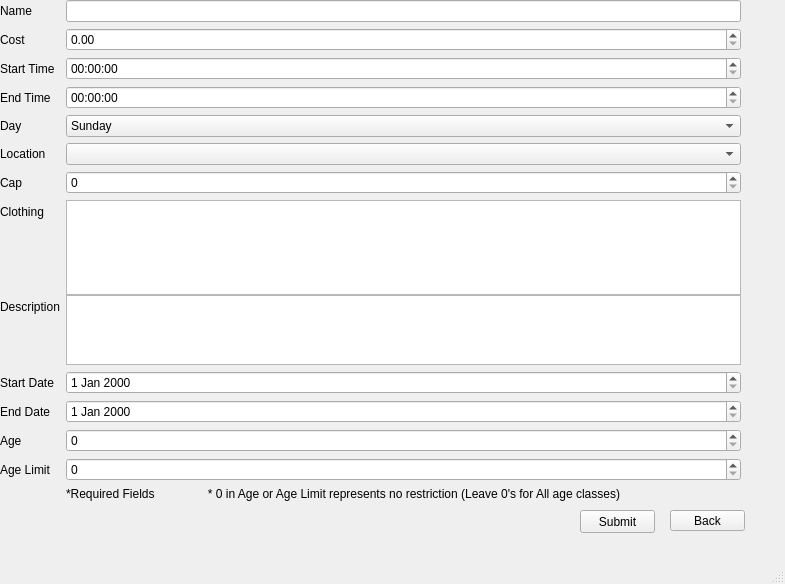
SDSMT-CSC464-F15/dancesoft, file Code/Add_Class.ui: the form before one commit.
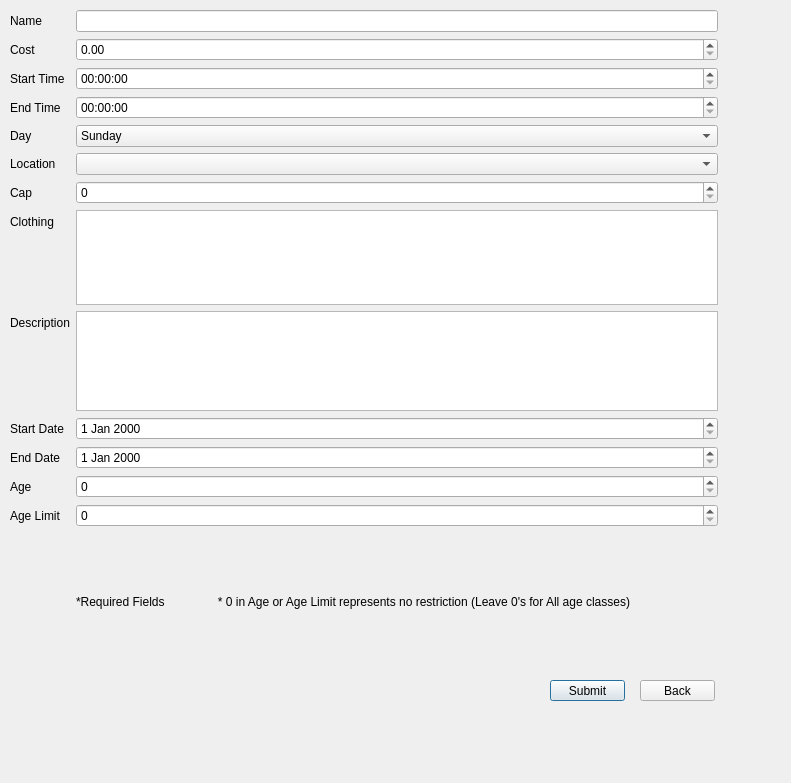
The form after the commit.

The edit to the form file:
```diff
--- a/Code/Add_Class.ui
+++ b/Code/Add_Class.ui
@@ -1,71 +1,35 @@
 <?xml version="1.0" encoding="UTF-8"?>
 <ui version="4.0">
- <class>Add_Class</class>
- <widget class="QMainWindow" name="Add_Class">
+ <class>add_teacher</class>
+ <widget class="QDialog" name="add_teacher">
   <property name="geometry">
    <rect>
     <x>0</x>
     <y>0</y>
-    <width>785</width>
-    <height>584</height>
+    <width>791</width>
+    <height>783</height>
    </rect>
   </property>
   <property name="windowTitle">
    <string>MainWindow</string>
   </property>
-  <widget class="QWidget" name="centralwidget">
    <widget class="QWidget" name="formLayoutWidget">
     <property name="geometry">
      <rect>
-      <x>0</x>
-      <y>0</y>
-      <width>741</width>
-      <height>501</height>
+     <x>10</x>
+     <y>10</y>
+     <width>708</width>
+     <height>661</height>
      </rect>
     </property>
     <layout class="QFormLayout" name="formLayout">
-     <item row="0" column="0">
-      <widget class="QLabel" name="Name_label">
-       <property name="text">
-        <string>Name</string>
-       </property>
-      </widget>
-     </item>
+    <property name="fieldGrowthPolicy">
+     <enum>QFormLayout::AllNonFixedFieldsGrow</enum>
+    </property>
      <item row="0" column="1">
       <widget class="QLineEdit" name="Name_lineEdit"/>
      </item>
-     <item row="1" column="0">
-      <widget class="QLabel" name="Cost_label">
-       <property name="text">
-        <string>Cost</string>
-       </property>
-      </widget>
-     </item>
-     <item row="1" column="1">
-      <widget class="QDoubleSpinBox" name="Cost_spinBox"/>
-     </item>
-     <item row="2" column="0">
-      <widget class="QLabel" name="Start_time_label">
-       <property name="text">
-        <string>Start Time</string>
-       </property>
-      </widget>
-     </item>
-     <item row="2" column="1">
-      <widget class="QTimeEdit" name="Start_time_timeEdit">
-       <property name="displayFormat">
-        <string>HH:mm:ss</string>
-       </property>
-      </widget>
-     </item>
-     <item row="4" column="0">
-      <widget class="QLabel" name="Day">
-       <property name="text">
-        <string>Day</string>
-       </property>
-      </widget>
-     </item>
-     <item row="4" column="1">
+    <item row="5" column="1">
       <widget class="QComboBox" name="Day_comboBox">
        <item>
         <property name="text">
@@ -104,31 +68,13 @@
        </item>
       </widget>
      </item>
-     <item row="5" column="0">
-      <widget class="QLabel" name="Location_label">
-       <property name="text">
-        <string>Location</string>
-       </property>
-      </widget>
-     </item>
-     <item row="6" column="0">
-      <widget class="QLabel" name="Cap">
-       <property name="text">
-        <string>Cap</string>
-       </property>
-      </widget>
-     </item>
      <item row="6" column="1">
-      <widget class="QSpinBox" name="Cap_spinBox"/>
-     </item>
-     <item row="7" column="0">
-      <widget class="QLabel" name="Clothing_label">
-       <property name="text">
-        <string>Clothing</string>
-       </property>
-      </widget>
+     <widget class="QComboBox" name="Location_comboBox"/>
      </item>
      <item row="7" column="1">
+     <widget class="QSpinBox" name="Cap_spinBox"/>
+    </item>
+    <item row="8" column="1">
       <widget class="QTextEdit" name="Clothing_textEdit">
        <property name="minimumSize">
         <size>
@@ -144,14 +90,7 @@
        </property>
       </widget>
      </item>
-     <item row="8" column="0">
-      <widget class="QLabel" name="Description">
-       <property name="text">
-        <string>Description</string>
-       </property>
-      </widget>
-     </item>
-     <item row="8" column="1">
+    <item row="10" column="1">
       <widget class="QTextEdit" name="Description_textEdit">
        <property name="maximumSize">
         <size>
@@ -161,74 +100,130 @@
        </property>
       </widget>
      </item>
-     <item row="9" column="0">
+    <item row="12" column="0">
       <widget class="QLabel" name="Start_date_label">
        <property name="text">
         <string>Start Date</string>
        </property>
       </widget>
      </item>
-     <item row="9" column="1">
+    <item row="12" column="1">
       <widget class="QDateEdit" name="Start_date_dateEdit"/>
      </item>
-     <item row="10" column="0">
+    <item row="13" column="0">
       <widget class="QLabel" name="End_date">
        <property name="text">
         <string>End Date</string>
        </property>
       </widget>
      </item>
-     <item row="10" column="1">
+    <item row="13" column="1">
       <widget class="QDateEdit" name="End_date_dateEdit"/>
      </item>
-     <item row="11" column="0">
+    <item row="14" column="0">
       <widget class="QLabel" name="Age">
        <property name="text">
         <string>Age</string>
        </property>
       </widget>
      </item>
-     <item row="11" column="1">
+    <item row="14" column="1">
       <widget class="QSpinBox" name="Age_spinBox"/>
      </item>
-     <item row="12" column="0">
+    <item row="15" column="0">
       <widget class="QLabel" name="Age_limit">
        <property name="text">
         <string>Age Limit</string>
        </property>
       </widget>
      </item>
-     <item row="12" column="1">
+    <item row="15" column="1">
       <widget class="QSpinBox" name="Age_limit_spinBox"/>
      </item>
-     <item row="5" column="1">
-      <widget class="QComboBox" name="Location_comboBox"/>
+    <item row="16" column="1">
+     <widget class="QLabel" name="label_2">
+      <property name="text">
+       <string>*Required Fields                * 0 in Age or Age Limit represents no restriction (Leave 0's for All age classes) </string>
+      </property>
+     </widget>
+    </item>
+    <item row="0" column="0">
+     <widget class="QLabel" name="Name_label">
+      <property name="text">
+       <string>Name</string>
+      </property>
+     </widget>
+    </item>
+    <item row="2" column="0">
+     <widget class="QLabel" name="Cost_label">
+      <property name="text">
+       <string>Cost</string>
+      </property>
+     </widget>
+    </item>
+    <item row="2" column="1">
+     <widget class="QDoubleSpinBox" name="Cost_spinBox"/>
      </item>
      <item row="3" column="0">
+     <widget class="QLabel" name="Start_time_label">
+      <property name="text">
+       <string>Start Time</string>
+      </property>
+     </widget>
+    </item>
+    <item row="3" column="1">
+     <widget class="QTimeEdit" name="Start_time_timeEdit">
+      <property name="displayFormat">
+       <string>HH:mm:ss</string>
+      </property>
+     </widget>
+    </item>
+    <item row="4" column="0">
       <widget class="QLabel" name="End_time_label">
        <property name="text">
         <string>End Time</string>
        </property>
       </widget>
      </item>
-     <item row="3" column="1">
+    <item row="4" column="1">
       <widget class="QTimeEdit" name="End_time_timeEdit">
        <property name="displayFormat">
         <string>HH:mm:ss </string>
        </property>
       </widget>
      </item>
-     <item row="13" column="0">
-      <widget class="QLabel" name="label">
+    <item row="5" column="0">
+     <widget class="QLabel" name="Day">
        <property name="text">
-        <string/>
+       <string>Day</string>
        </property>
       </widget>
      </item>
-     <item row="13" column="1">
-      <widget class="QLabel" name="label_2">
+    <item row="6" column="0">
+     <widget class="QLabel" name="Location_label">
        <property name="text">
-        <string>*Required Fields                * 0 in Age or Age Limit represents no restriction (Leave 0's for All age classes) </string>
+       <string>Location</string>
+      </property>
+     </widget>
+    </item>
+    <item row="7" column="0">
+     <widget class="QLabel" name="Cap">
+      <property name="text">
+       <string>Cap</string>
+      </property>
+     </widget>
+    </item>
+    <item row="8" column="0">
+     <widget class="QLabel" name="Clothing_label">
+      <property name="text">
+       <string>Clothing</string>
+      </property>
+     </widget>
+    </item>
+    <item row="10" column="0">
+     <widget class="QLabel" name="Description">
+      <property name="text">
+       <string>Description</string>
        </property>
       </widget>
      </item>
@@ -237,10 +232,10 @@
    <widget class="QPushButton" name="Submit_btn">
     <property name="geometry">
      <rect>
-      <x>580</x>
-      <y>510</y>
+     <x>550</x>
+     <y>680</y>
       <width>75</width>
-      <height>23</height>
+     <height>21</height>
      </rect>
     </property>
     <property name="text">
@@ -250,8 +245,8 @@
    <widget class="QPushButton" name="Back_btn">
     <property name="geometry">
      <rect>
-      <x>670</x>
-      <y>510</y>
+     <x>640</x>
+     <y>680</y>
       <width>75</width>
       <height>21</height>
      </rect>
@@ -260,18 +255,6 @@
      <string>Back</string>
     </property>
    </widget>
-  </widget>
-  <widget class="QMenuBar" name="menubar">
-   <property name="geometry">
-    <rect>
-     <x>0</x>
-     <y>0</y>
-     <width>785</width>
-     <height>21</height>
-    </rect>
-   </property>
-  </widget>
-  <widget class="QStatusBar" name="statusbar"/>
  </widget>
  <resources/>
  <connections/>
```
Left out of the diff: 2 changed lines with no effect on the pictures. Lines whose indentation alone changed are shown as unchanged.
